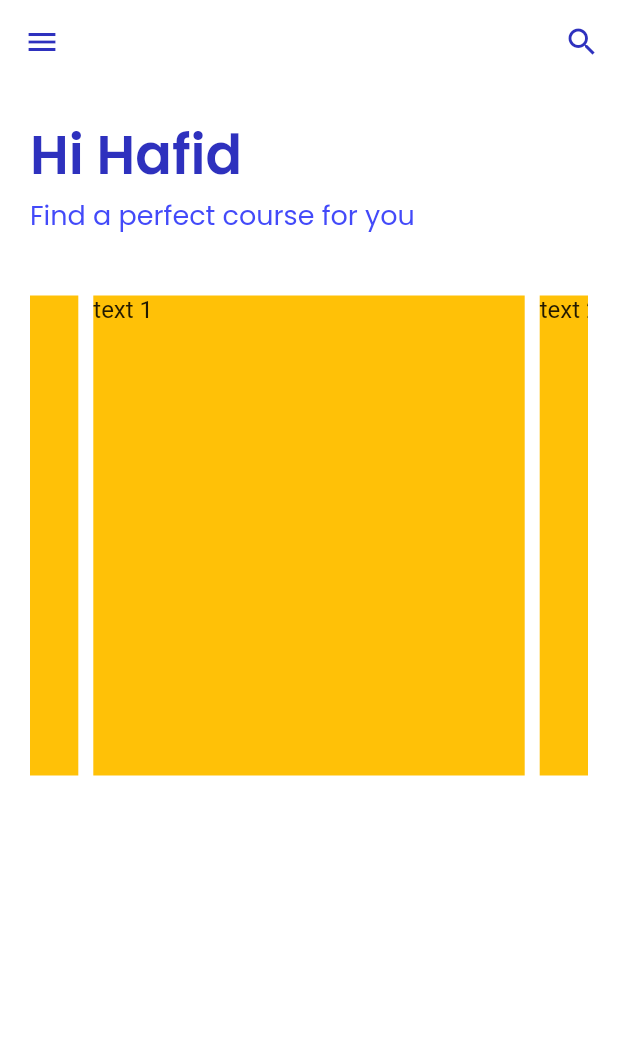
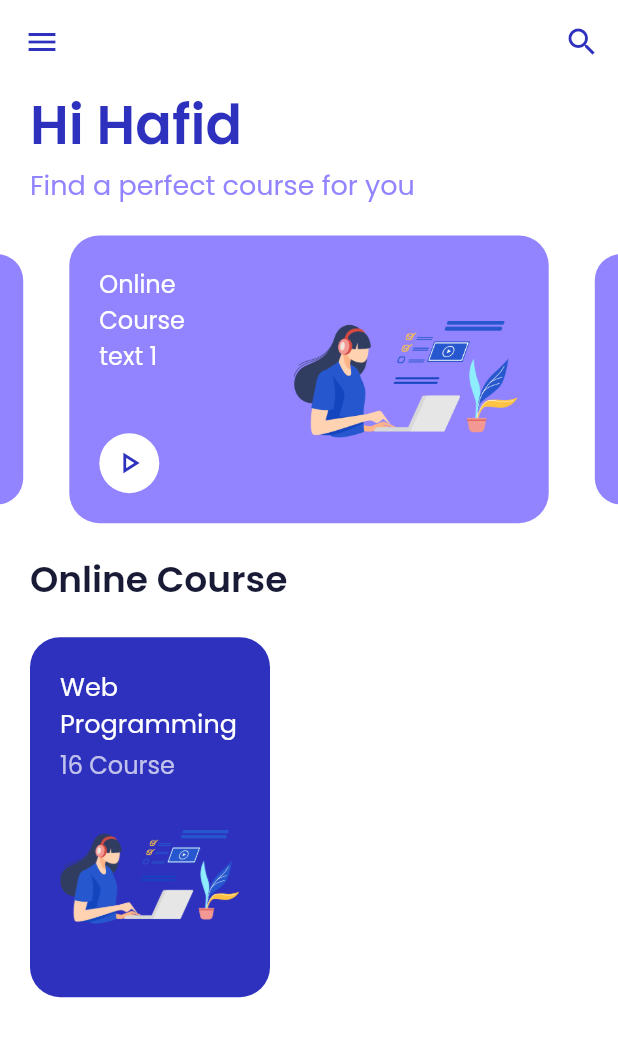
Before and after one commit to hafidardiansyahh/Online-Course-App, a Flutter app: the HomeScreen screen opened directly, on a phone screen of 412 x 824 dp. Shown: the top 1037 px of the screen. Run offline on Flutter 3.47's test engine with Material 2 defaults, Android fonts, the phone set to English and light mode, and no system bars; drawn by our look-alikes of carousel_slider.

Commit message:
add widget online course

```diff
--- a/lib/screens/home_screen.dart
+++ b/lib/screens/home_screen.dart
@@ -1,4 +1,3 @@
-import 'package:carousel_slider/carousel_controller.dart';
 import 'package:carousel_slider/carousel_options.dart';
 import 'package:carousel_slider/carousel_slider.dart';
 import 'package:flutter/material.dart';
@@ -38,8 +37,12 @@ class _HomeScreenState extends State<HomeScreen> {
       body: Container(
         width: double.infinity,
         height: size.height,
-        padding: EdgeInsets.all(20),
         child: ListView(
+          children: [
+            Container(
+              padding: EdgeInsets.symmetric(horizontal: 20),
+              child: Column(
+                crossAxisAlignment: CrossAxisAlignment.start,
                 children: [
                   Text(
                     "Hi Hafid",
@@ -55,23 +58,127 @@ class _HomeScreenState extends State<HomeScreen> {
                         fontSize: 18,
                         fontFamily: "Poppins-Regular"),
                   ),
+                ],
+              ),
+            ),
             CarouselSlider(
-              options: CarouselOptions(height: 400.0),
+              options: CarouselOptions(
+                enableInfiniteScroll: true,
+                autoPlay: true,
+                autoPlayInterval: Duration(seconds: 3),
+                autoPlayAnimationDuration: Duration(milliseconds: 800),
+                autoPlayCurve: Curves.easeInQuad,
+                enlargeCenterPage: true,
+              ),
               items: [1, 2, 3, 4, 5].map((i) {
                 return Builder(
                   builder: (BuildContext context) {
                     return Container(
-                        width: MediaQuery.of(context).size.width,
+                        width: size.width,
+                        padding: EdgeInsets.all(20),
                         margin:
-                            EdgeInsets.symmetric(horizontal: 5.0, vertical: 40),
-                        decoration: BoxDecoration(color: Colors.amber),
-                        child: Text(
-                          'text $i',
-                          style: TextStyle(fontSize: 16.0),
+                            EdgeInsets.symmetric(horizontal: 5.0, vertical: 20),
+                        decoration: BoxDecoration(
+                            color: lightColor,
+                            borderRadius: BorderRadius.circular(20)),
+                        child: Row(
+                          mainAxisAlignment: MainAxisAlignment.spaceBetween,
+                          children: [
+                            Column(
+                              mainAxisAlignment: MainAxisAlignment.spaceBetween,
+                              crossAxisAlignment: CrossAxisAlignment.start,
+                              children: [
+                                Text(
+                                  'Online \nCourse \ntext $i',
+                                  style: TextStyle(
+                                      fontSize: 16.0,
+                                      fontFamily: "Poppins-Regular",
+                                      color: Colors.white),
+                                ),
+                                Material(
+                                  borderRadius:
+                                      BorderRadius.all(Radius.circular(30)),
+                                  color: Colors.white,
+                                  child: InkWell(
+                                    splashColor: greyColor,
+                                    borderRadius:
+                                        BorderRadius.all(Radius.circular(30)),
+                                    onTap: () {
+                                      Navigator.of(context).pushReplacement(
+                                          MaterialPageRoute(
+                                              builder: (BuildContext context) {
+                                        return HomeScreen();
+                                      }));
+                                    },
+                                    child: Container(
+                                        width: 40,
+                                        height: 40,
+                                        child: Center(
+                                          child: Icon(Icons.play_arrow_outlined,
+                                              color: primaryColor),
+                                        )),
+                                  ),
+                                ),
+                              ],
+                            ),
+                            Image.asset(
+                              "assets/images/img1.png",
+                              width: 150,
+                            )
+                          ],
                         ));
                   },
                 );
               }).toList(),
+            ),
+            Padding(
+              padding: EdgeInsets.symmetric(horizontal: 20),
+              child: Text(
+                "Online Course",
+                style: TextStyle(
+                    fontFamily: "Poppins-SemiBold",
+                    color: darkColor,
+                    fontSize: 24),
+              ),
+            ),
+            Container(
+              width: double.infinity,
+              margin: EdgeInsets.only(top: 20),
+              padding: EdgeInsets.symmetric(horizontal: 20),
+              child: Row(
+                mainAxisAlignment: MainAxisAlignment.spaceBetween,
+                children: [
+                  Container(
+                    width: 160,
+                    height: 240,
+                    padding: EdgeInsets.all(20),
+                    decoration: BoxDecoration(
+                      borderRadius: BorderRadius.circular(20),
+                      color: primaryColor,
+                    ),
+                    child: Column(
+                      mainAxisAlignment: MainAxisAlignment.spaceBetween,
+                      crossAxisAlignment: CrossAxisAlignment.start,
+                      children: [
+                        Text("Web Programming",
+                            style: TextStyle(
+                                fontFamily: "Poppins-Regular",
+                                color: Colors.white,
+                                fontSize: 17)),
+                        Text("16 Course",
+                            style: TextStyle(
+                                fontFamily: "Poppins-Regular",
+                                color: Colors.white70,
+                                fontSize: 16)),
+                        Image.asset(
+                          "assets/images/img1.png",
+                          height: 120,
+                        )
+                      ],
+                    ),
+                  ),
+                ],
+              ),
             )
           ],
         ),
--- a/lib/utilities/constants.dart
+++ b/lib/utilities/constants.dart
@@ -2,5 +2,5 @@ import 'package:flutter/material.dart';
 
 final greyColor = Color(0xFFF2F2F2);
 final darkColor = Color(0xFF191A35);
-final lightColor = Color(0xFF434AF9);
+final lightColor = Color(0xFF9284FE);
 final primaryColor = Color(0xFF2E31BE);
```
Lines whose indentation alone changed are shown as unchanged.
